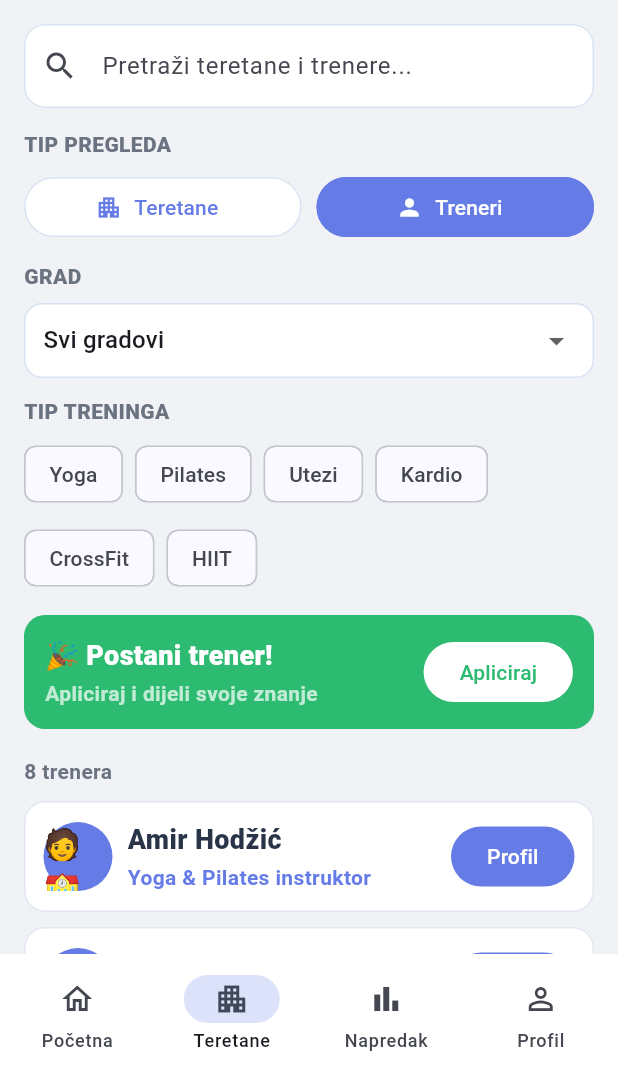
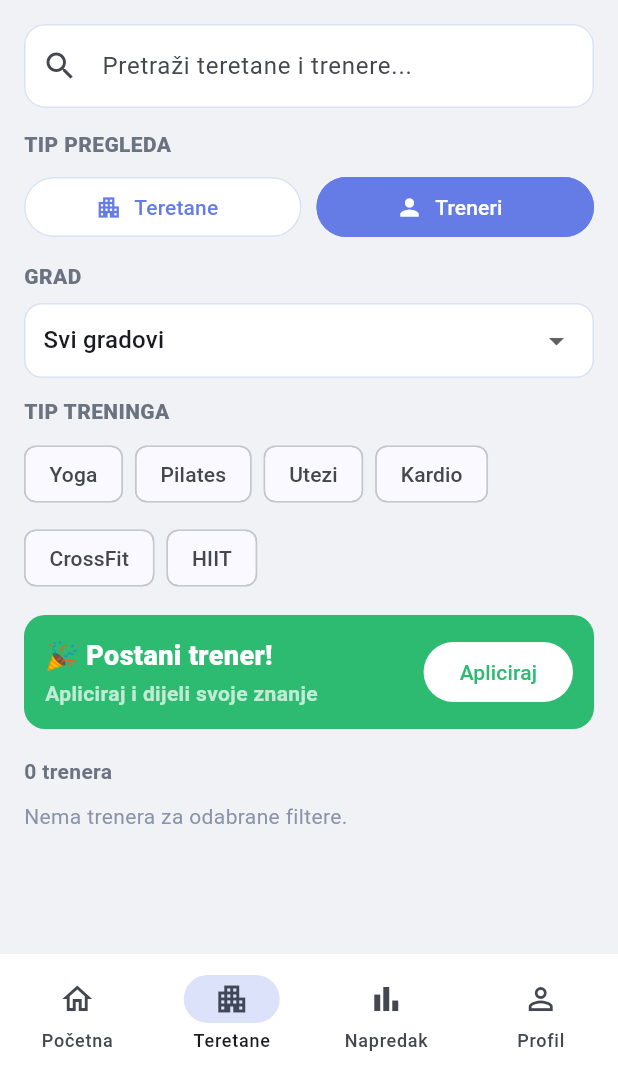
Before and after one commit to HasanRahic/RSII-GymManagementSystem, a Flutter app: the HomeScreen screen opened by its route, after a tap on "Sve teretane", after a tap on "Treneri", on a phone screen of 412 x 824 dp, the part 162-1236 px from its top. Run offline on Flutter 3.47's test engine with Material 3 defaults, Android fonts, the phone set to English and light mode, and no system bars; our stand-ins replace shared_preferences; accounts and stored records are empty; network calls fail.

Commit message:
Use real trainer list from sessions in gyms tab

```diff
--- a/flutter-mobile/lib/screens/home_screen.dart
+++ b/flutter-mobile/lib/screens/home_screen.dart
@@ -884,11 +884,41 @@ class _HomeScreenState extends State<HomeScreen> {
     final search = _gymSearchCtrl.text.trim().toLowerCase();
     final selectedCity = _selectedCity;
     final selectedType = _selectedTrainingType?.trim().toLowerCase();
+    final gymById = {for (final gym in _gyms) gym.id: gym};
 
     final sessionsByGym = <int, List<TrainingSessionModel>>{};
     for (final session in _sessions.where((session) => session.isGroup && session.isActive)) {
       sessionsByGym.putIfAbsent(session.gymId, () => []).add(session);
     }
+
+    final trainerMap = <String, Set<String>>{};
+    final trainerGymIds = <String, Set<int>>{};
+    for (final session in _sessions.where((session) => session.isActive)) {
+      final name = session.trainerFullName.trim().isEmpty ? 'Trener #${session.trainerId}' : session.trainerFullName;
+      trainerMap.putIfAbsent(name, () => <String>{}).add(session.trainingTypeName);
+      trainerGymIds.putIfAbsent(name, () => <int>{}).add(session.gymId);
+    }
+
+    bool trainerMatches(String name, Set<String> types, Set<int> gymIds) {
+      final cityMatches = selectedCity == 'Svi gradovi' ||
+          gymIds.any((id) => (gymById[id]?.cityName.toLowerCase().contains(selectedCity.toLowerCase()) ?? false));
+      final typeMatches = selectedType == null || types.any((type) => type.toLowerCase() == selectedType);
+      final searchMatches = search.isEmpty ||
+          name.toLowerCase().contains(search) ||
+          types.any((type) => type.toLowerCase().contains(search));
+      return cityMatches && typeMatches && searchMatches;
+    }
+
+    final trainerCards = trainerMap.entries
+        .where((entry) => trainerMatches(entry.key, entry.value, trainerGymIds[entry.key] ?? <int>{}))
+        .map(
+          (entry) => _TrainerPreviewData(
+            name: entry.key,
+            role: '${entry.value.take(2).join(' & ')} instruktor',
+          ),
+        )
+        .toList()
+      ..sort((a, b) => a.name.compareTo(b.name));
 
     List<String> tagsForGym(GymModel gym) {
       final tags = <String>{
@@ -1119,25 +1149,23 @@ class _HomeScreenState extends State<HomeScreen> {
         ),
         const SizedBox(height: 18),
         if (_showTrainers) ...[
-          const Text(
-            '8 trenera',
-            style: TextStyle(color: Color(0xFF6B7280), fontWeight: FontWeight.w700),
+          Text(
+            '${trainerCards.length} trenera',
+            style: const TextStyle(color: Color(0xFF6B7280), fontWeight: FontWeight.w700),
           ),
           const SizedBox(height: 10),
-          const _TrainerPreviewCard(
-            name: 'Amir Hodžić',
-            role: 'Yoga & Pilates instruktor',
-          ),
-          const SizedBox(height: 10),
-          const _TrainerPreviewCard(
-            name: 'Lejla Karić',
-            role: 'HIIT i Kardio trener',
-          ),
-          const SizedBox(height: 10),
-          const _TrainerPreviewCard(
-            name: 'Haris Mujić',
-            role: 'CrossFit trener',
-          ),
+          if (trainerCards.isEmpty)
+            const Text('Nema trenera za odabrane filtere.', style: TextStyle(color: Color(0xFF8A94A8)))
+          else
+            ...trainerCards.map(
+              (trainer) => Padding(
+                padding: const EdgeInsets.only(bottom: 10),
+                child: _TrainerPreviewCard(
+                  name: trainer.name,
+                  role: trainer.role,
+                ),
+              ),
+            ),
         ] else ...[
           const _SectionTitle(icon: '⭐', title: 'Highly Recommended'),
           const SizedBox(height: 6),
@@ -1600,6 +1628,16 @@ class _SectionTitle extends StatelessWidget {
   }
 }
 
+class _TrainerPreviewData {
+  final String name;
+  final String role;
+
+  const _TrainerPreviewData({
+    required this.name,
+    required this.role,
+  });
+}
+
 class _TrainerPreviewCard extends StatelessWidget {
   final String name;
   final String role;
```
